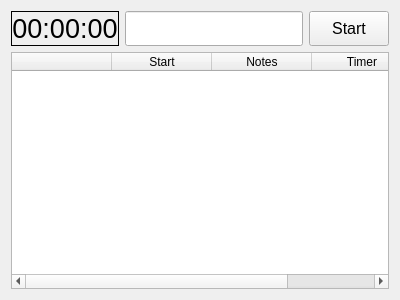
Before: the Qt Designer form stopwatch.ui in lefrostxgcc/Stopwatch, drawn with Qt 5.
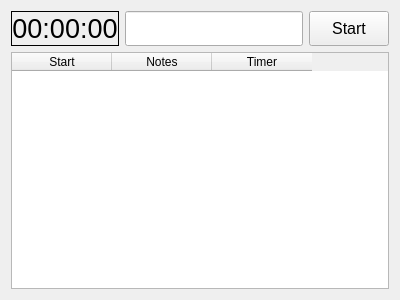
After: the same form once the commit is applied. Icons and pictures are not drawn.

Commit message: Removed first blank column, edited code, changed width for 1 and 3 column

```diff
--- a/stopwatch.ui
+++ b/stopwatch.ui
@@ -98,7 +98,7 @@
        <number>0</number>
       </property>
       <property name="columnCount">
-       <number>4</number>
+       <number>3</number>
       </property>
       <attribute name="horizontalHeaderMinimumSectionSize">
        <number>100</number>
@@ -112,14 +112,6 @@
       <attribute name="verticalHeaderMinimumSectionSize">
        <number>25</number>
       </attribute>
-      <column>
-       <property name="text">
-        <string> </string>
-       </property>
-       <property name="textAlignment">
-        <set>AlignCenter</set>
-       </property>
-      </column>
       <column>
        <property name="text">
         <string>Start</string>
```
The commit also changes 1 other file.
